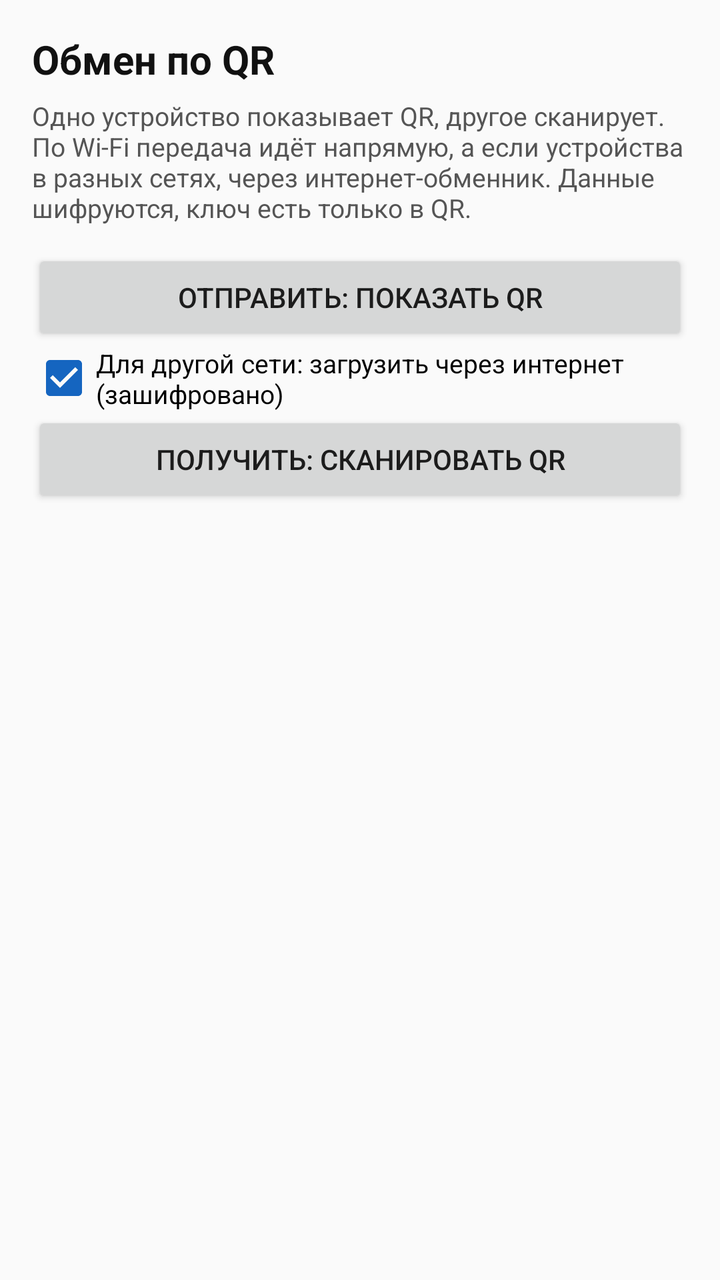
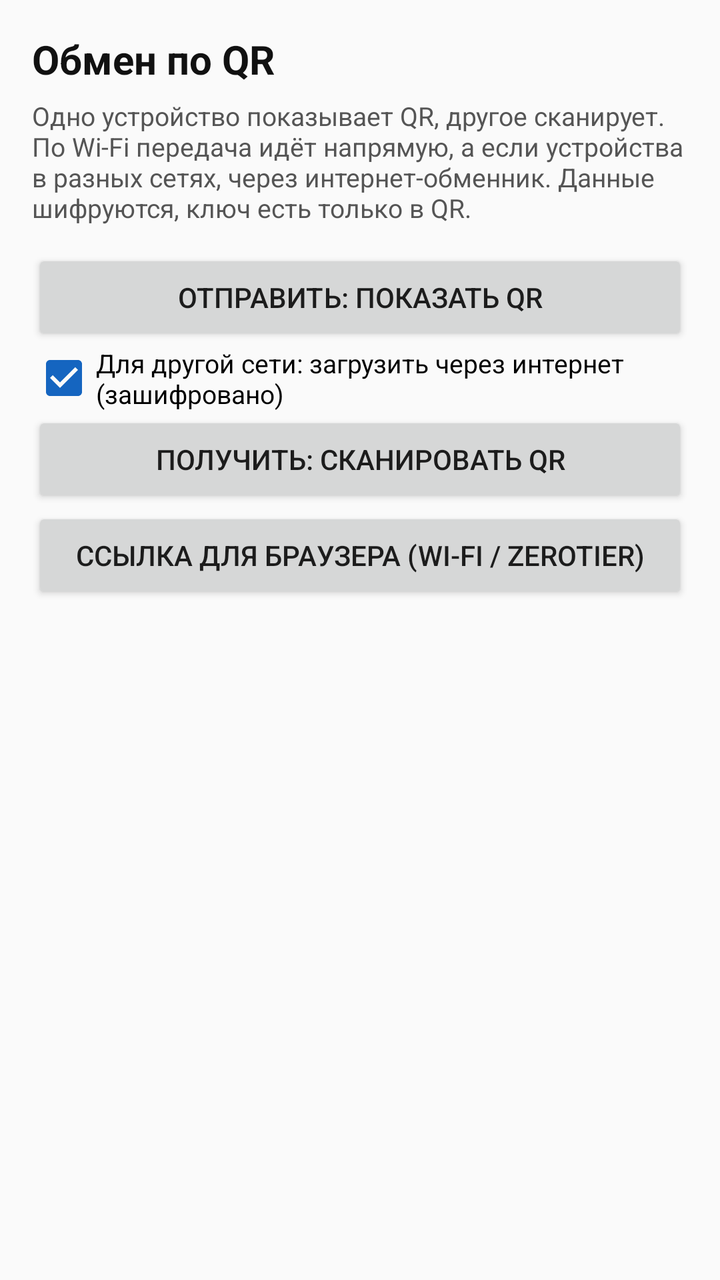

Two renders of the same Android screen: before a commit and after it. Below are the layout's source before the change and the commit's diff.
<!-- AndroidManifest.xml: application theme AppTheme -->
<!-- res/layout/activity_exchange.xml -->
<?xml version="1.0" encoding="utf-8"?>
<ScrollView xmlns:android="http://schemas.android.com/apk/res/android"
    android:layout_width="match_parent"
    android:layout_height="match_parent"
    android:background="#FAFAFA">

    <LinearLayout
        android:layout_width="match_parent"
        android:layout_height="wrap_content"
        android:orientation="vertical"
        android:padding="16dp">

        <TextView
            android:layout_width="match_parent"
            android:layout_height="wrap_content"
            android:text="Обмен по QR"
            android:textColor="#111111"
            android:textSize="20sp"
            android:textStyle="bold" />

        <TextView
            android:layout_width="match_parent"
            android:layout_height="wrap_content"
            android:paddingTop="6dp"
            android:text="Одно устройство показывает QR, другое сканирует. По Wi‑Fi передача идёт напрямую, а если устройства в разных сетях, через интернет-обменник. Данные шифруются, ключ есть только в QR."
            android:textColor="#555555"
            android:textSize="13sp" />

        <Button
            android:id="@+id/btnSend"
            android:layout_width="match_parent"
            android:layout_height="wrap_content"
            android:layout_marginTop="12dp"
            android:text="Отправить: показать QR" />

        <CheckBox
            android:id="@+id/cbNet"
            android:layout_width="match_parent"
            android:layout_height="wrap_content"
            android:checked="true"
            android:text="Для другой сети: загрузить через интернет (зашифровано)"
            android:textSize="13sp" />

        <Button
            android:id="@+id/btnReceive"
            android:layout_width="match_parent"
            android:layout_height="wrap_content"
            android:text="Получить: сканировать QR" />

        <ProgressBar
            android:id="@+id/progress"
            style="?android:attr/progressBarStyleHorizontal"
            android:layout_width="match_parent"
            android:layout_height="wrap_content"
            android:layout_marginTop="12dp"
            android:visibility="gone" />

        <ImageView
            android:id="@+id/qrView"
            android:layout_width="300dp"
            android:layout_height="300dp"
            android:layout_gravity="center_horizontal"
            android:layout_marginTop="12dp"
            android:background="#FFFFFF"
            android:visibility="gone" />

        <TextView
            android:id="@+id/status"
            android:layout_width="match_parent"
            android:layout_height="wrap_content"
            android:paddingTop="10dp"
            android:textColor="#222222"
            android:textSize="14sp" />
    </LinearLayout>
</ScrollView>
<!-- resources referenced by this layout -->
<resources>
  <style name="AppTheme" parent="Theme.AppCompat.Light.NoActionBar">
          <item name="colorPrimary">#1565C0</item>
          <item name="colorPrimaryDark">#0D47A1</item>
          <item name="colorAccent">#1565C0</item>
          <item name="android:statusBarColor">#0D47A1</item>
      </style>
</resources>

<!-- the commit's change to res/layout/activity_exchange.xml (unified diff, before → after) -->
@@ -47,6 +47,12 @@
             android:layout_height="wrap_content"
             android:text="Получить: сканировать QR" />
 
+        <Button
+            android:id="@+id/btnWeb"
+            android:layout_width="match_parent"
+            android:layout_height="wrap_content"
+            android:text="Ссылка для браузера (Wi‑Fi / ZeroTier)" />
+
         <ProgressBar
             android:id="@+id/progress"
             style="?android:attr/progressBarStyleHorizontal"
